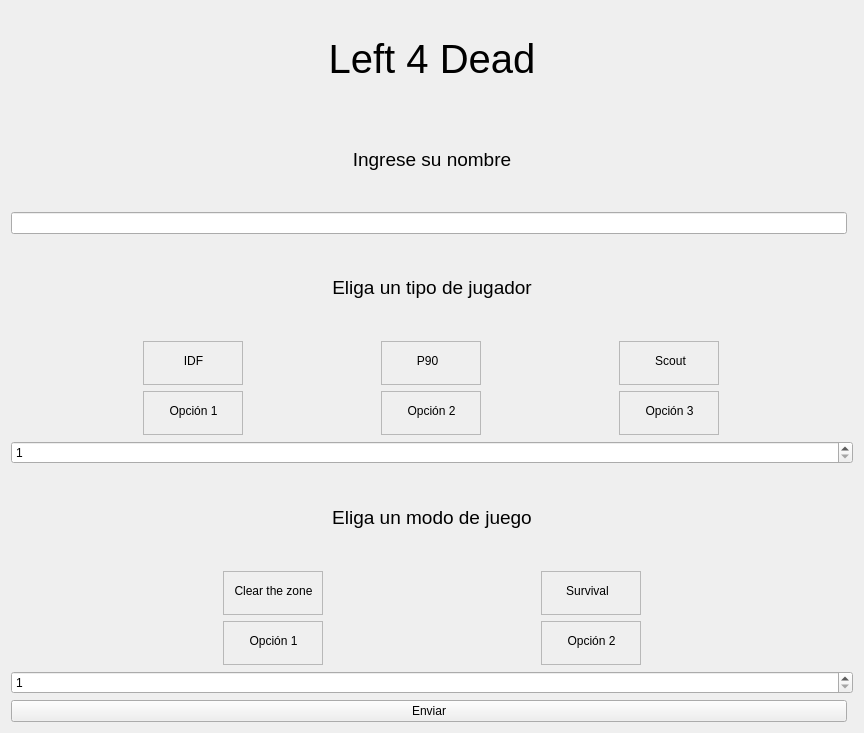
Qt form qt/Lobby.ui (BMQuiroga/TP-FINAL-TALLER-1) before a commit.
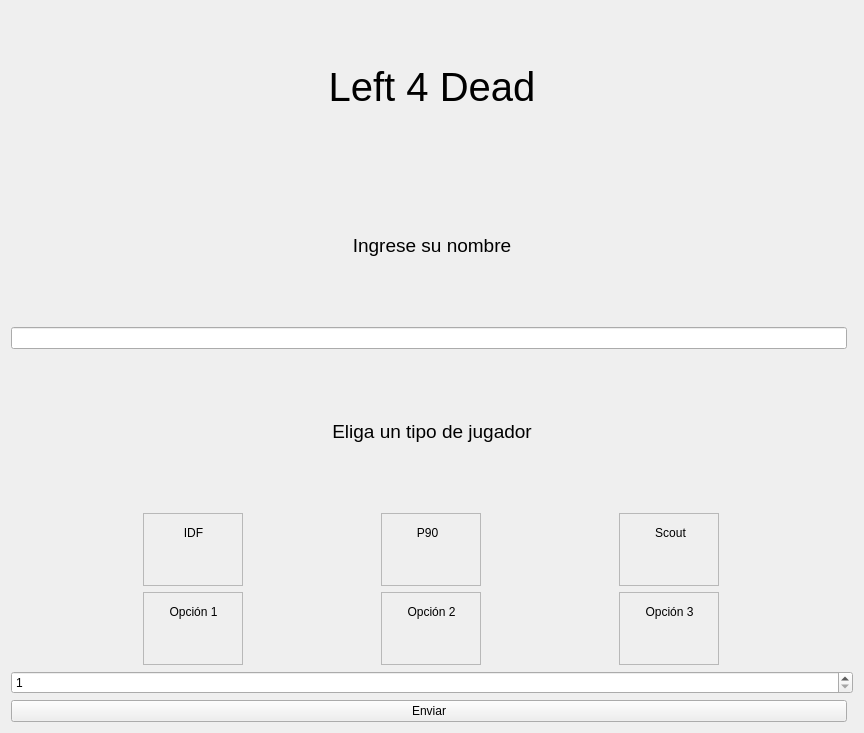
The same form after that commit.

Commit message: feat(lobby): Cambio eleccion de modo de juego El modo de juego ahora se elige al momento de crear una partida. Cuando un cliente quiere unirse a una partida, ahora recibe también el modo de juego de cada partida disponible.

The edit to the form file:
```diff
--- a/qt/Lobby.ui
+++ b/qt/Lobby.ui
@@ -47,149 +47,6 @@
    <item row="2" column="0">
     <widget class="QLineEdit" name="inputName"/>
    </item>
-   <item row="7" column="0" colspan="2">
-    <layout class="QVBoxLayout" name="verticalLayout_2">
-     <item>
-      <layout class="QHBoxLayout" name="horizontalLayout_5">
-       <item>
-        <widget class="QFrame" name="frame_4">
-         <property name="maximumSize">
-          <size>
-           <width>100</width>
-           <height>16777215</height>
-          </size>
-         </property>
-         <property name="styleSheet">
-          <string notr="true"/>
-         </property>
-         <property name="frameShape">
-          <enum>QFrame::StyledPanel</enum>
-         </property>
-         <property name="frameShadow">
-          <enum>QFrame::Raised</enum>
-         </property>
-         <widget class="QLabel" name="label_11">
-          <property name="geometry">
-           <rect>
-            <x>0</x>
-            <y>10</y>
-            <width>101</width>
-            <height>20</height>
-           </rect>
-          </property>
-          <property name="text">
-           <string>Clear the zone</string>
-          </property>
-          <property name="alignment">
-           <set>Qt::AlignCenter</set>
-          </property>
-         </widget>
-        </widget>
-       </item>
-       <item>
-        <widget class="QFrame" name="frame_5">
-         <property name="maximumSize">
-          <size>
-           <width>100</width>
-           <height>16777215</height>
-          </size>
-         </property>
-         <property name="frameShape">
-          <enum>QFrame::StyledPanel</enum>
-         </property>
-         <property name="frameShadow">
-          <enum>QFrame::Raised</enum>
-         </property>
-         <widget class="QLabel" name="label_12">
-          <property name="geometry">
-           <rect>
-            <x>-4</x>
-            <y>10</y>
-            <width>101</width>
-            <height>20</height>
-           </rect>
-          </property>
-          <property name="text">
-           <string>Survival</string>
-          </property>
-          <property name="alignment">
-           <set>Qt::AlignCenter</set>
-          </property>
-         </widget>
-        </widget>
-       </item>
-      </layout>
-     </item>
-     <item>
-      <layout class="QHBoxLayout" name="horizontalLayout_6">
-       <item>
-        <widget class="QFrame" name="player_1_option_2">
-         <property name="maximumSize">
-          <size>
-           <width>100</width>
-           <height>16777215</height>
-          </size>
-         </property>
-         <property name="frameShape">
-          <enum>QFrame::StyledPanel</enum>
-         </property>
-         <property name="frameShadow">
-          <enum>QFrame::Raised</enum>
-         </property>
-         <widget class="QLabel" name="label_14">
-          <property name="geometry">
-           <rect>
-            <x>0</x>
-            <y>10</y>
-            <width>101</width>
-            <height>20</height>
-           </rect>
-          </property>
-          <property name="text">
-           <string>Opción 1</string>
-          </property>
-          <property name="alignment">
-           <set>Qt::AlignCenter</set>
-          </property>
-         </widget>
-        </widget>
-       </item>
-       <item>
-        <widget class="QFrame" name="player_2_option_2">
-         <property name="maximumSize">
-          <size>
-           <width>100</width>
-           <height>16777215</height>
-          </size>
-         </property>
-         <property name="frameShape">
-          <enum>QFrame::StyledPanel</enum>
-         </property>
-         <property name="frameShadow">
-          <enum>QFrame::Raised</enum>
-         </property>
-         <widget class="QLabel" name="label_15">
-          <property name="geometry">
-           <rect>
-            <x>0</x>
-            <y>10</y>
-            <width>101</width>
-            <height>20</height>
-           </rect>
-          </property>
-          <property name="text">
-           <string>Opción 2</string>
-          </property>
-          <property name="alignment">
-           <set>Qt::AlignCenter</set>
-          </property>
-         </widget>
-        </widget>
-       </item>
-      </layout>
-     </item>
-    </layout>
-   </item>
    <item row="4" column="0" colspan="2">
     <layout class="QVBoxLayout" name="verticalLayout">
      <item>
@@ -397,21 +254,6 @@
      </item>
     </layout>
    </item>
-   <item row="6" column="0" colspan="2">
-    <widget class="QLabel" name="label_10">
-     <property name="font">
-      <font>
-       <pointsize>14</pointsize>
-      </font>
-     </property>
-     <property name="text">
-      <string>Eliga un modo de juego</string>
-     </property>
-     <property name="alignment">
-      <set>Qt::AlignCenter</set>
-     </property>
-    </widget>
-   </item>
    <item row="5" column="0" colspan="2">
     <layout class="QHBoxLayout" name="horizontalLayout_2">
      <item>
@@ -426,16 +268,6 @@
      </item>
     </layout>
    </item>
-   <item row="8" column="0" colspan="2">
-    <widget class="QSpinBox" name="gameMode">
-     <property name="minimum">
-      <number>1</number>
-     </property>
-     <property name="maximum">
-      <number>2</number>
-     </property>
-    </widget>
-   </item>
    <item row="1" column="0" colspan="2">
     <widget class="QLabel" name="label">
      <property name="font">
```
The commit also changes 11 other files.
